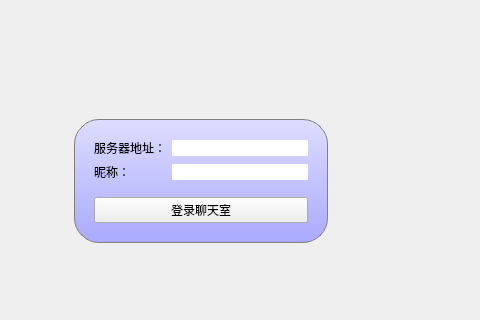
Qt form ChatClient/mainwindow.ui (GHrongjie/QtLab5) before a commit; both pictures show x 199 to 679 and y 136 to 456 of the 800 by 600 pixel window.
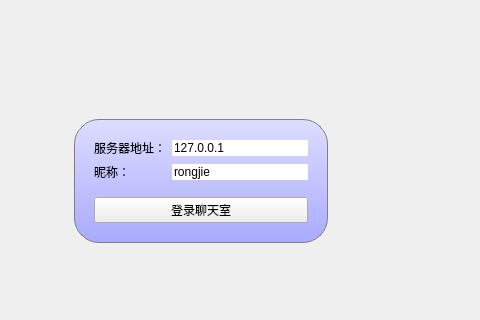
The same form after that commit.

```diff
--- a/ChatClient/mainwindow.ui
+++ b/ChatClient/mainwindow.ui
@@ -144,6 +144,9 @@
              </item>
              <item row="0" column="1">
               <widget class="QLineEdit" name="serverEdit">
+               <property name="text">
+                <string>127.0.0.1</string>
+               </property>
                <property name="frame">
                 <bool>false</bool>
                </property>
@@ -161,6 +164,9 @@
              </item>
              <item row="1" column="1">
               <widget class="QLineEdit" name="userNameEdit">
+               <property name="text">
+                <string>rongjie</string>
+               </property>
                <property name="frame">
                 <bool>false</bool>
                </property>
```
